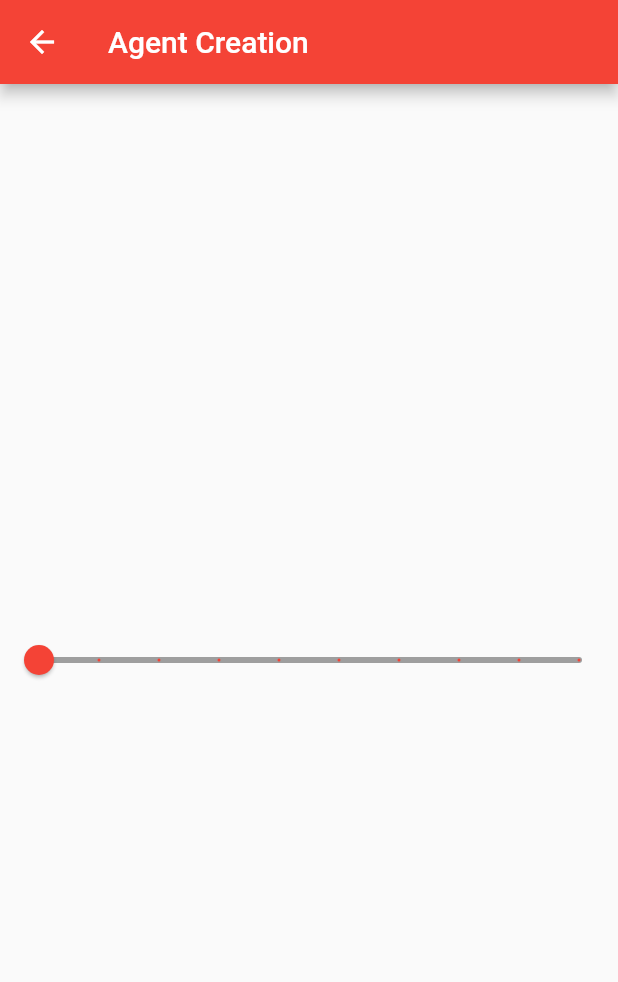
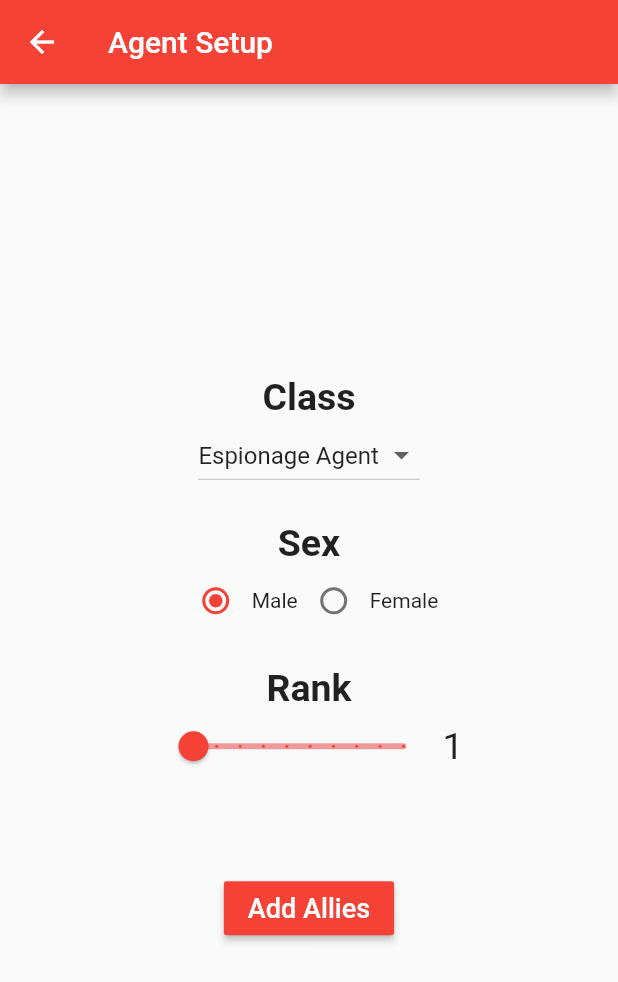
Before and after one commit to tduong2049/M2-C2, a Flutter app: the screen it shows after launch, after a tap on "Create an Agent", on a phone screen of 412 x 824 dp. Shown: the top 982 px of the screen. Run offline on Flutter 3.47's test engine with Material 2 defaults, Android fonts, the phone set to English and light mode, and no system bars.

Commit message:
Completed Agent Setup

```diff
--- /dev/null
+++ b/m2c2/lib/agentRoute.dart
@@ -0,0 +1,156 @@
+import 'package:flutter/material.dart';
+
+import 'card.dart';
+import 'equipmentRoute.dart';
+
+class AgentRoute extends StatefulWidget {
+  @override
+  _AgentRouteState createState() => _AgentRouteState();
+}
+
+class _AgentRouteState extends State<AgentRoute> {
+  int _rank = 1;
+  String _sex = "Male";
+  String _class = "Espionage Agent";
+
+  List<String> classes = [
+    "Espionage Agent",
+    "Operations Agent",
+    "Recon Agent",
+    "Recruiting Agent",
+    "Tactical Agent",
+    "Tech Agent"
+  ];
+
+  @override
+  Widget build(BuildContext context) {
+    return Scaffold(
+      appBar: AppBar(
+        backgroundColor: Colors.red,
+        title: Text("Agent Setup"),
+      ),
+      body: Container(
+        child: Column(
+          mainAxisAlignment: MainAxisAlignment.center,
+          children: <Widget>[
+            // Select an Agent Class
+            Text(
+              "Class",
+              style: TextStyle(
+                fontSize: 25,
+                fontWeight: FontWeight.bold,
+              ),
+            ),
+            DropdownButton(
+              value: _class,
+              onChanged: (String newClass) {
+                setState(() {
+                  _class = newClass;
+                });
+              }, // onChanged
+              items: classes.map((String value) {
+                return DropdownMenuItem(
+                  value: value,
+                  child: Text(value),
+                );
+              }).toList(),
+            ),
+            Padding(
+              padding: EdgeInsetsDirectional.only(top: 20),
+            ),
+            // Select the Agent's sex
+            Text(
+              "Sex",
+              style: TextStyle(
+                fontSize: 25,
+                fontWeight: FontWeight.bold,
+              ),
+            ),
+            Row(
+              mainAxisAlignment: MainAxisAlignment.center,
+              children: <Widget>[
+                Radio(
+                  activeColor: Colors.red,
+                  value: "Male",
+                  groupValue: _sex,
+                  onChanged: (String newSex) {
+                    setState(() {
+                      _sex = newSex;
+                    });
+                  },
+                ),
+                Text("Male"),
+                Radio(
+                  activeColor: Colors.red,
+                  value: "Female",
+                  groupValue: _sex,
+                  onChanged: (String newSex) {
+                    setState(() {
+                      _sex = newSex;
+                    });
+                  },
+                ),
+                Text("Female"),
+              ],
+            ),
+            Padding(
+              padding: EdgeInsetsDirectional.only(top: 20),
+            ),
+            // Select the Agent's rank
+            Text(
+              "Rank",
+              style: TextStyle(
+                fontSize: 25,
+                fontWeight: FontWeight.bold,
+              ),
+            ),
+            Row(
+              mainAxisAlignment: MainAxisAlignment.center,
+              children: <Widget>[
+                Slider(
+                  inactiveColor: Colors.red[200],
+                  activeColor: Colors.red,
+                  value: _rank.toDouble(),
+                  min: 1,
+                  max: 9,
+                  divisions: 9,
+                  label: '$_rank',
+                  onChanged: (double newRank) {
+                    setState(() {
+                      _rank = newRank.round();
+                    });
+                  }, //end onChanged
+                ),
+                Text(
+                  _rank.toString(),
+                  style: TextStyle(
+                    fontSize: 25,
+                  ),
+                )
+              ],
+            ),
+            Padding(
+              padding: EdgeInsetsDirectional.only(top: 60),
+            ),
+            RaisedButton(
+              color: Colors.red,
+              textColor: Colors.white,
+              splashColor: Colors.white,
+              child: Text(
+                "Add Allies",
+                style: TextStyle(fontSize: 18),
+              ),
+              onPressed: () {
+                Agent _agent = new Agent(name: _class, sex: _sex, rank: _rank);
+                Navigator.push(
+                  context,
+                  MaterialPageRoute(builder: (context) => EquipmentRoute(_agent)),
+                );
+              },
+            ),
+          ],
+        ),
+      ),
+    );
+  } // end build
+} // end state
--- a/m2c2/lib/agentScreen.dart
+++ /dev/null
@@ -1,35 +0,0 @@
-import 'package:flutter/material.dart';
-
-class AgentScreen extends StatefulWidget {
-  @override
-  _AgentScreenState createState() => _AgentScreenState();
-}
-
-class _AgentScreenState extends State<AgentScreen> {
-  int _rank = 1;
-  @override
-  Widget build(BuildContext context) {
-    return Scaffold(
-      appBar: AppBar(
-        backgroundColor: Colors.red,
-        title: Text("Agent Creation"),
-      ),
-      body: Container(
-        child: Slider(
-          inactiveColor: Colors.grey,
-          activeColor: Colors.red,
-          value: _rank.toDouble(),
-          min: 1,
-          max: 9,
-          divisions: 9,
-          label: '$_rank',
-          onChanged: (double newRank) {
-            setState(() {
-              _rank = newRank.round();
-            });
-          },
-        ),
-      ),
-    );
-  }
-}
--- a/m2c2/lib/card.dart
+++ b/m2c2/lib/card.dart
@@ -1,15 +1,45 @@
 abstract class Card {
   String name;
-  int id;
   bool isSelected;
 
-  Card(this.name, [this.isSelected = false]);
+  Card({this.name, this.isSelected = false});
 }
 
 class Agent extends Card {
   String sex;
   int rank;
   int strength;
+  List<Equipment> equipment;
+  List<Ally> allies;
+  List<Power> powers;
+  List<Affiliation> affiliations;
 
-  Agent({name, id, this.sex = "M", this.rank = 1, this.strength = 0}) : super(name, id);
+  Agent({name, this.sex = "M", this.rank = 1, this.strength = 0})
+      : super(name: name);
 }
+
+class Equipment extends Card {
+  String type;
+  int bonus;
+  int goldValue;
+
+  Equipment({name, this.type, this.bonus = 0, this.goldValue = 0})
+      : super(name: name);
+}
+
+class Ally extends Card {
+  int bonus;
+
+  Ally({name, this.bonus = 0}) : super(name: name);
+}
+
+class Power extends Card {
+  int bonus;
+  int rankRequirement;
+}
+
+class Affiliation extends Card {
+  bool hasDisadvantages;
+
+  Affiliation({name, this.hasDisadvantages}) : super(name: name);
+}
--- /dev/null
+++ b/m2c2/lib/equipmentRoute.dart
@@ -0,0 +1,46 @@
+import 'package:flutter/material.dart';
+
+import 'card.dart';
+
+class EquipmentRoute extends StatefulWidget {
+  Agent agent;
+  EquipmentRoute(this.agent);
+
+  @override
+  _EquipmentRouteState createState() => _EquipmentRouteState();
+}
+
+class _EquipmentRouteState extends State<EquipmentRoute> {
+  Equipment headGear01 = Equipment(name: "Thor's Helmet", type: "headgear", bonus: 3, goldValue: 400);
+  Equipment headGear02 = Equipment(name: "Antman's Helmet", type: "headgear", bonus: 1, goldValue: 200);
+  Equipment headGear03 = Equipment(name: "Nick Fury's Eyepatch", type: "headgear", bonus: 1, goldValue: 100);
+  Equipment headGear04 = Equipment(name: "Loki's Helmet", type: "headgear", bonus: 2, goldValue: 500);
+  Equipment headGear05 = Equipment(name: "Black Bolt's Tuning Folk", type: "headgear", bonus: 2, goldValue: 400);
+
+  Equipment armor01 = Equipment(name: "Iron Man Model One Armor", type: "armor", bonus: 1, goldValue: 400);
+  Equipment armor02 = Equipment(name: "", type: "", bonus: 1, goldValue: 400);
+  Equipment armor03 = Equipment(name: "", type: "", bonus: 1, goldValue: 400);
+  Equipment armor04 = Equipment(name: "", type: "", bonus: 1, goldValue: 400);
+  Equipment armor05 = Equipment(name: "", type: "", bonus: 1, goldValue: 400);
+  Equipment armor06 = Equipment(name: "", type: "", bonus: 1, goldValue: 400);
+
+  @override
+  Widget build(BuildContext context) {
+    return Scaffold(
+      appBar: AppBar(
+        backgroundColor: Colors.red,
+        title: Text("Equipment Selection"),
+      ),
+      body: Container(
+        child: Column(
+          mainAxisAlignment: MainAxisAlignment.center,
+          children: <Widget>[
+            Text("${widget.agent.name}"),
+            Text("${widget.agent.sex}"),
+            Text(widget.agent.rank.toString()),
+          ],
+        ),
+      ),
+    );
+  }
+}
--- a/m2c2/lib/main.dart
+++ b/m2c2/lib/main.dart
@@ -1,6 +1,6 @@
 import 'package:flutter/material.dart';
 
-import 'agentScreen.dart';
+import 'agentRoute.dart';
 
 void main() {
   runApp(
@@ -9,7 +9,7 @@ void main() {
       initialRoute: '/',
       routes: {
         '/': (context) => M2C2(),
-        '/agentRoute': (context) => AgentScreen(),
+        '/agentRoute': (context) => AgentRoute(),
       },
     ),
   );
@@ -30,8 +30,8 @@ class _M2C2State extends State<M2C2> {
       ),
       body: Center(
         child: Container(
-          padding: EdgeInsets.fromLTRB(0, 160, 0, 0),
           child: Column(
+            mainAxisAlignment: MainAxisAlignment.center,
             children: <Widget>[
               Image(
                 image: AssetImage('assets/images/marvel_logo.png'),
@@ -44,8 +44,10 @@ class _M2C2State extends State<M2C2> {
                 ),
               ),
               Padding(
-                padding: EdgeInsetsDirectional.only(top: 60),
+                padding: EdgeInsetsDirectional.only(top: 50),
               ),
+              // Button that navigates to the Agent Creation screen
+              // when pressed.
               RaisedButton(
                 color: Colors.red,
                 textColor: Colors.white,
```
